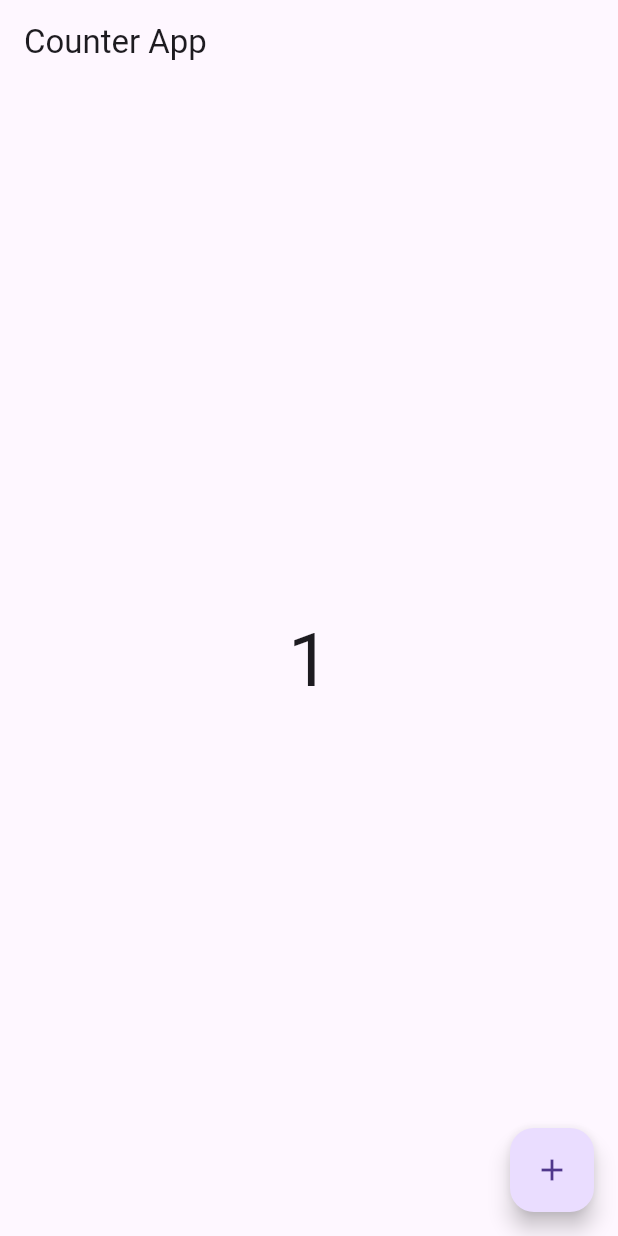
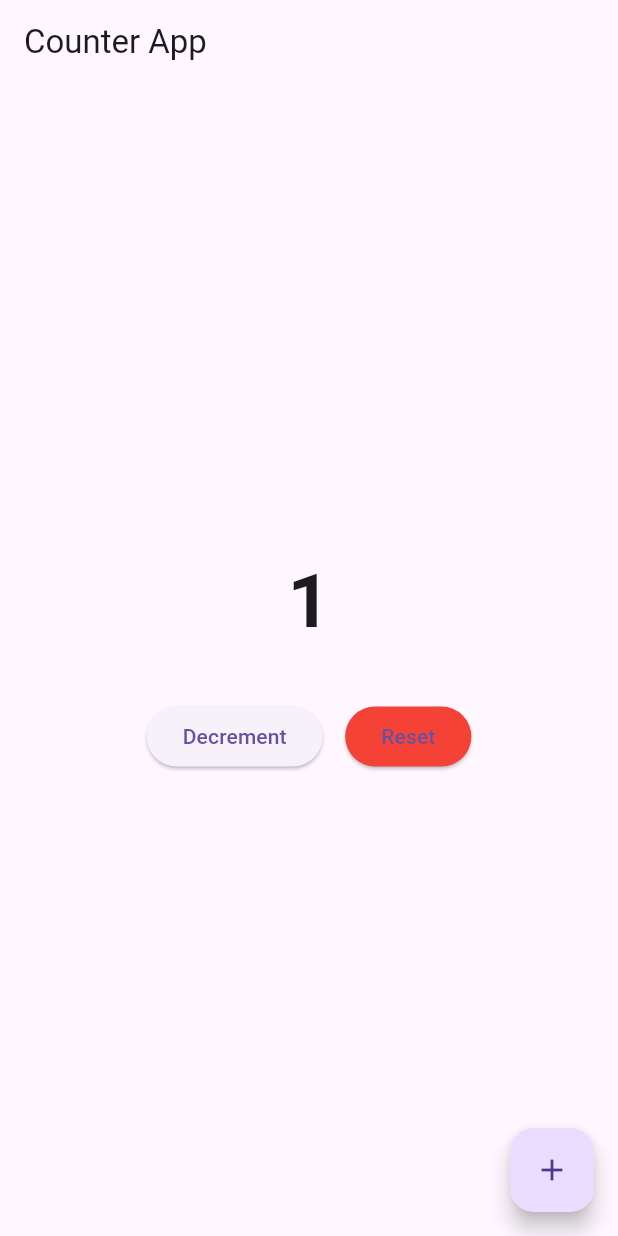
Before and after one commit to MSulemankashif/Flutter, a Flutter app: the screen it shows after launch, on a phone screen of 412 x 824 dp. Run offline on Flutter 3.47's test engine with Material 3 defaults, Android fonts, the light colour scheme and no system bars.

Commit message:
Update main.dart

```diff
--- a/statefulwidget/lib/main.dart
+++ b/statefulwidget/lib/main.dart
@@ -11,9 +11,9 @@ class MyApp extends StatelessWidget {
   Widget build(BuildContext context) {
     return MaterialApp(
       title: 'Counter App',
-      debugShowCheckedModeBanner: false, // removes debug banner
+      debugShowCheckedModeBanner: false,
       theme: ThemeData(primarySwatch: Colors.blue),
-      home: CounterApp(), // your home screen
+      home: CounterApp(),
     );
   }
 }
@@ -28,22 +28,57 @@ class CounterApp extends StatefulWidget {
 class _CounterStateApp extends State<CounterApp> {
   int counter = 1;
 
+  void incrementCounter() {
+    setState(() {
+      counter++;
+    });
+  }
+
+  void decrementCounter() {
+    setState(() {
+      if (counter > 0) counter--;
+    });
+  }
+
+  void resetCounter() {
+    setState(() {
+      counter = 0;
+    });
+  }
+
   @override
   Widget build(BuildContext context) {
     return Scaffold(
       appBar: AppBar(title: Text('Counter App')),
-      body: Center(
-        child: Text(
-          counter.toString(),
-          style: TextStyle(fontSize: 50),
-        ),
+      body: Column(
+        mainAxisAlignment: MainAxisAlignment.center,
+        children: [
+          Center(
+            child: Text(
+              counter.toString(),
+              style: TextStyle(fontSize: 50, fontWeight: FontWeight.bold),
+            ),
+          ),
+          const SizedBox(height: 30),
+          Row(
+            mainAxisAlignment: MainAxisAlignment.center,
+            children: [
+              ElevatedButton(
+                onPressed: decrementCounter,
+                child: Text("Decrement"),
+              ),
+              const SizedBox(width: 15),
+              ElevatedButton(
+                onPressed: resetCounter,
+                style: ElevatedButton.styleFrom(backgroundColor: Colors.red),
+                child: Text("Reset"),
+              ),
+            ],
+          )
+        ],
       ),
       floatingActionButton: FloatingActionButton(
-        onPressed: () {
-          setState(() {
-            counter++;
-          });
-        },
+        onPressed: incrementCounter,
         child: Icon(Icons.add),
       ),
     );
```
